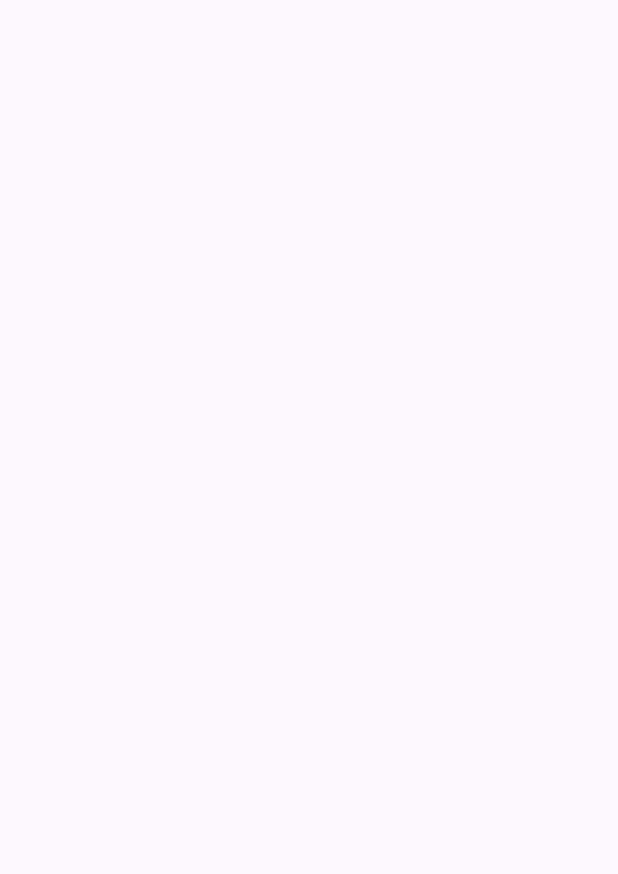
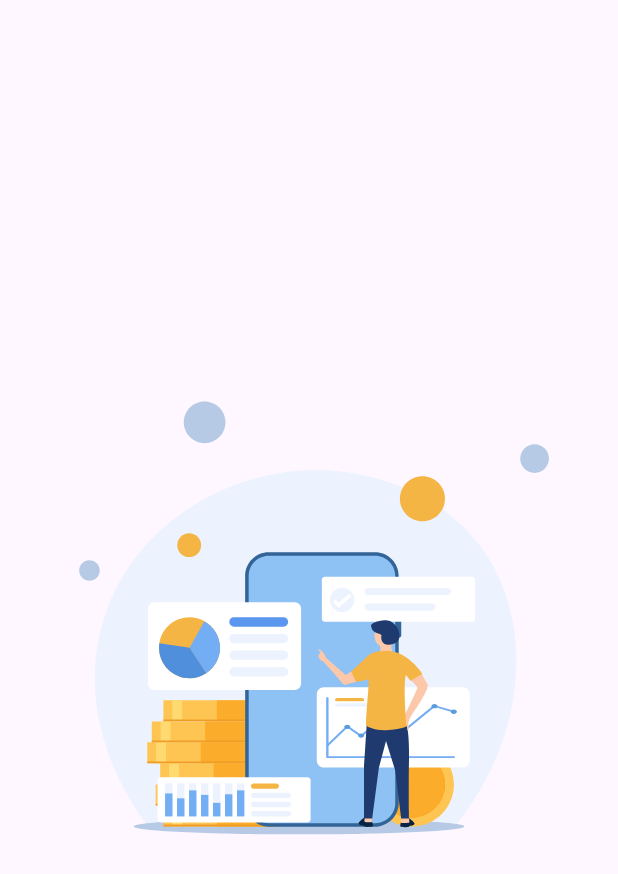
Before and after one commit to szuluaga644/Finanzas, an Android app: the Splash screen opened directly, with no data from a screen before it, on a phone screen of 412 x 824 dp. Before the commit the part shown is empty. Shown: the top 874 px of the screen. Run offline under Robolectric (Android 15) with nearby library versions, the phone set to English and light mode, and no system bars.

Commit message:
Splash reparado

```diff
--- a/app/build.gradle.kts
+++ b/app/build.gradle.kts
@@ -36,8 +36,6 @@ android {
 }
 
 dependencies {
-    val lottieVersion = "3.4.0"
-    implementation ("com.airbnb.android:lottie:6.6.0")
     implementation(libs.androidx.core.ktx)
     implementation(libs.androidx.appcompat)
     implementation(libs.material)
@@ -46,5 +44,6 @@ dependencies {
     testImplementation(libs.junit)
     androidTestImplementation(libs.androidx.junit)
     androidTestImplementation(libs.androidx.espresso.core)
+    implementation ("com.airbnb.android:lottie:6.6.0")
 
 }
--- a/app/src/main/java/com/example/controlfinanzas/Splash.kt
+++ b/app/src/main/java/com/example/controlfinanzas/Splash.kt
@@ -3,21 +3,27 @@ package com.example.controlfinanzas
 import android.content.Intent
 import android.os.Bundle
 import android.os.Handler
+import androidx.activity.enableEdgeToEdge
 import androidx.appcompat.app.AppCompatActivity
-
+import androidx.core.view.ViewCompat
+import androidx.core.view.WindowInsetsCompat
 
 class Splash : AppCompatActivity() {
-
     override fun onCreate(savedInstanceState: Bundle?) {
         super.onCreate(savedInstanceState)
+        enableEdgeToEdge()
+        setContentView(R.layout.splash)
+        ViewCompat.setOnApplyWindowInsetsListener(findViewById(R.id.main)) { v, insets ->
+            val systemBars = insets.getInsets(WindowInsetsCompat.Type.systemBars())
+            v.setPadding(systemBars.left, systemBars.top, systemBars.right, systemBars.bottom)
+            insets
+        }
 
-        Handler().postDelayed(Runnable {
-            val splash = Intent(
-                this@Splash,
-                MainActivity::class.java
-            )
+        Handler().postDelayed({
+            val splash = Intent(this@Splash, MainActivity::class.java)
             startActivity(splash)
             finish()
         }, 3000)
+
     }
 }
--- a/app/src/main/res/layout/splash.xml
+++ b/app/src/main/res/layout/splash.xml
@@ -2,6 +2,7 @@
 <LinearLayout xmlns:android="http://schemas.android.com/apk/res/android"
     xmlns:app="http://schemas.android.com/apk/res-auto"
     xmlns:tools="http://schemas.android.com/tools"
+    android:id="@+id/main"
     android:layout_width="match_parent"
     android:layout_height="match_parent"
     tools:context=".Splash">
@@ -9,8 +10,10 @@
     <com.airbnb.lottie.LottieAnimationView
         android:id="@+id/animationView"
         android:layout_width="match_parent"
-        android:layout_height="match_parent"
+        android:layout_height="wrap_content"
         app:lottie_rawRes="@raw/lottieanimation"
         app:lottie_autoPlay="true"
         app:lottie_loop="true"/>
+
+
 </LinearLayout>
```
Also changed, not shown: app/src/main/AndroidManifest.xml (+13 -7 lines).
